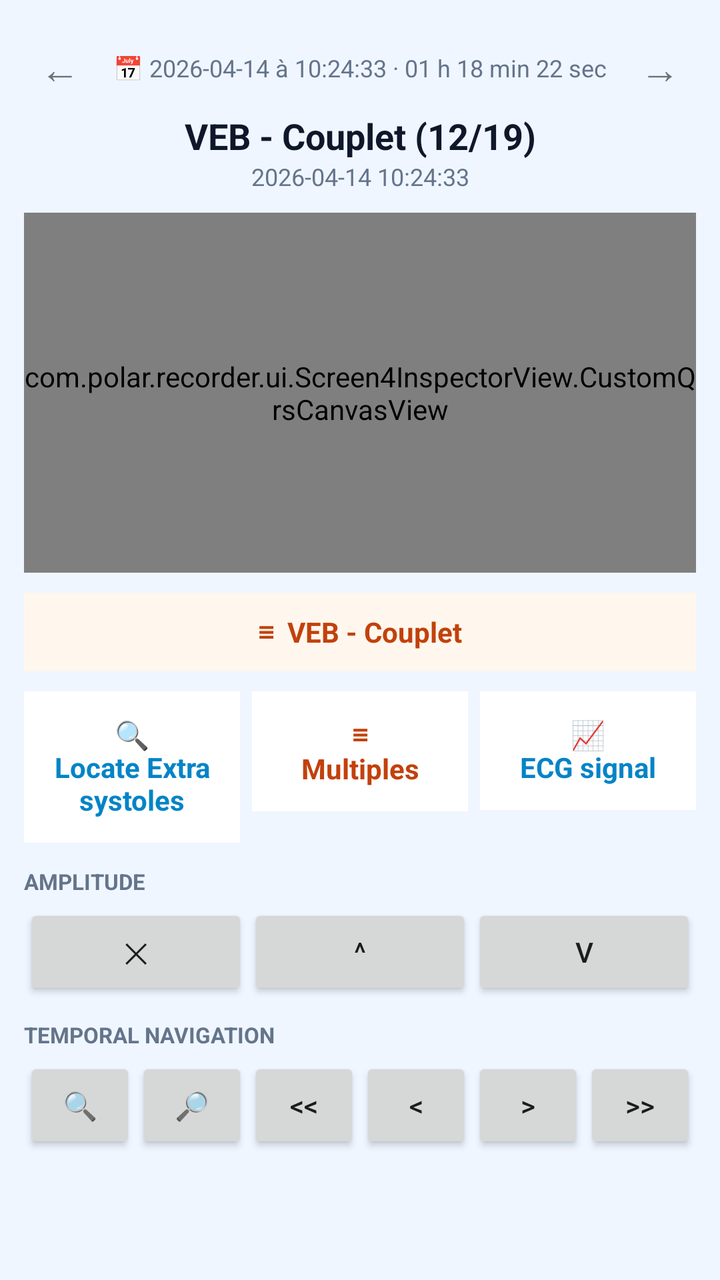
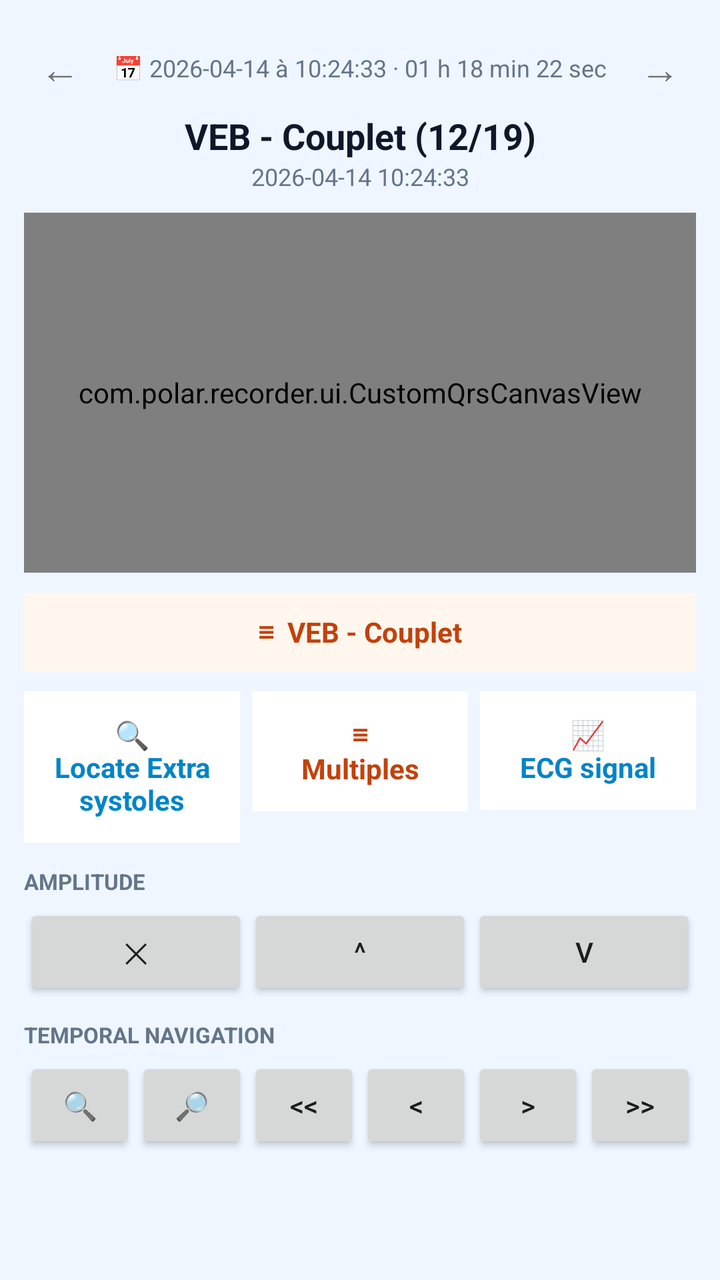

Compare the two renders of this Android layout. The source of the first and the diff that turns it into the second are given below.
<!-- AndroidManifest.xml: application theme Theme.PolarRecorder -->
<!-- res/layout/view_screen4_inspector.xml -->
<?xml version="1.0" encoding="utf-8"?>
<ScrollView xmlns:android="http://schemas.android.com/apk/res/android"
    android:layout_width="match_parent"
    android:layout_height="match_parent"
    android:background="#EFF6FF">

    <LinearLayout
        android:layout_width="match_parent"
        android:layout_height="wrap_content"
        android:orientation="vertical"
        android:padding="12dp">

        
        <LinearLayout
            android:layout_width="match_parent"
            android:layout_height="wrap_content"
            android:orientation="horizontal"
            android:gravity="center_vertical"
            android:padding="8dp">

            <TextView android:layout_width="wrap_content" android:layout_height="wrap_content" android:text="←" android:textSize="20sp" />
            <TextView android:layout_width="0dp" android:layout_height="wrap_content" android:layout_weight="1" android:gravity="center" android:text="📅 2026-04-14 à 10:24:33 · 01 h 18 min 22 sec" android:textColor="#64748B" android:textSize="12sp" />
            <TextView android:layout_width="wrap_content" android:layout_height="wrap_content" android:text="→" android:textSize="20sp" />
        </LinearLayout>

        
        <TextView
            android:layout_width="match_parent"
            android:layout_height="wrap_content"
            android:gravity="center"
            android:text="VEB - Couplet (12/19)"
            android:textColor="#0F172A"
            android:textSize="18sp"
            android:textStyle="bold" />

        <TextView
            android:layout_width="match_parent"
            android:layout_height="wrap_content"
            android:gravity="center"
            android:text="2026-04-14 10:24:33"
            android:textColor="#64748B"
            android:textSize="12sp"
            android:layout_marginBottom="10dp" />

        
        <com.polar.recorder.ui.Screen4InspectorView.CustomQrsCanvasView
            android:id="@+id/customQrsCanvas"
            android:layout_width="match_parent"
            android:layout_height="180dp" />

        
        <TextView
            android:layout_width="match_parent"
            android:layout_height="wrap_content"
            android:background="#FFF7ED"
            android:textColor="#C2410C"
            android:padding="10dp"
            android:gravity="center"
            android:text="≡  VEB - Couplet"
            android:textStyle="bold"
            android:layout_marginTop="10dp"
            android:layout_marginBottom="10dp" />

        
        <LinearLayout
            android:layout_width="match_parent"
            android:layout_height="wrap_content"
            android:orientation="horizontal"
            android:layout_marginBottom="12dp">

            <TextView android:layout_width="0dp" android:layout_height="wrap_content" android:layout_weight="1" android:background="#FFFFFF" android:padding="12dp" android:gravity="center" android:text="🔍\nLocate Extrasystoles" android:textColor="#0284C7" android:textStyle="bold" />
            <TextView android:layout_width="0dp" android:layout_height="wrap_content" android:layout_weight="1" android:background="#FFFFFF" android:padding="12dp" android:gravity="center" android:layout_marginStart="6dp" android:text="≡\nMultiples" android:textColor="#C2410C" android:textStyle="bold" />
            <TextView android:layout_width="0dp" android:layout_height="wrap_content" android:layout_weight="1" android:background="#FFFFFF" android:padding="12dp" android:gravity="center" android:layout_marginStart="6dp" android:text="📈\nECG signal" android:textColor="#0284C7" android:textStyle="bold" />
        </LinearLayout>

        
        <TextView android:layout_width="wrap_content" android:layout_height="wrap_content" android:text="AMPLITUDE" android:textColor="#64748B" android:textStyle="bold" android:textSize="11sp" />
        <LinearLayout android:layout_width="match_parent" android:layout_height="wrap_content" android:orientation="horizontal" android:layout_marginTop="4dp" android:layout_marginBottom="10dp">
            <Button android:layout_width="0dp" android:layout_height="wrap_content" android:layout_weight="1" android:text="✕" />
            <Button android:layout_width="0dp" android:layout_height="wrap_content" android:layout_weight="1" android:text="^" />
            <Button android:layout_width="0dp" android:layout_height="wrap_content" android:layout_weight="1" android:text="v" />
        </LinearLayout>

        
        <TextView android:layout_width="wrap_content" android:layout_height="wrap_content" android:text="TEMPORAL NAVIGATION" android:textColor="#64748B" android:textStyle="bold" android:textSize="11sp" />
        <LinearLayout android:layout_width="match_parent" android:layout_height="wrap_content" android:orientation="horizontal" android:layout_marginTop="4dp">
            <Button android:layout_width="0dp" android:layout_height="wrap_content" android:layout_weight="1" android:text="🔍" />
            <Button android:layout_width="0dp" android:layout_height="wrap_content" android:layout_weight="1" android:text="🔎" />
            <Button android:layout_width="0dp" android:layout_height="wrap_content" android:layout_weight="1" android:text="&lt;&lt;" />
            <Button android:layout_width="0dp" android:layout_height="wrap_content" android:layout_weight="1" android:text="&lt;" />
            <Button android:layout_width="0dp" android:layout_height="wrap_content" android:layout_weight="1" android:text="&gt;" />
            <Button android:layout_width="0dp" android:layout_height="wrap_content" android:layout_weight="1" android:text="&gt;&gt;" />
        </LinearLayout>

    </LinearLayout>
</ScrollView>
<!-- resources referenced by this layout -->
<resources>
  <style name="Theme.PolarRecorder" parent="Theme.AppCompat.Light.NoActionBar">
          <item name="colorPrimary">#1B2027</item>
          <item name="colorPrimaryDark">#0F1318</item>
          <item name="colorAccent">#39FF8F</item>
      </style>
</resources>

<!-- the commit's change to res/layout/view_screen4_inspector.xml (unified diff, before → after) -->
@@ -43,7 +43,7 @@
             android:layout_marginBottom="10dp" />
 
         
-        <com.polar.recorder.ui.Screen4InspectorView.CustomQrsCanvasView
+        <com.polar.recorder.ui.CustomQrsCanvasView
             android:id="@+id/customQrsCanvas"
             android:layout_width="match_parent"
             android:layout_height="180dp" />
